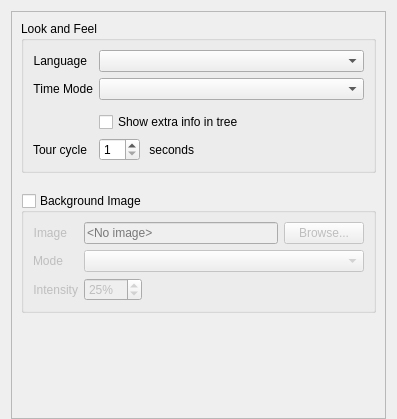
This is client/libclient/src/ui/widgets/local_settings/look_and_feel_preferences_widget.ui in networkoptix/nx_open as Qt 5 draws it before an edit. The edited form follows.
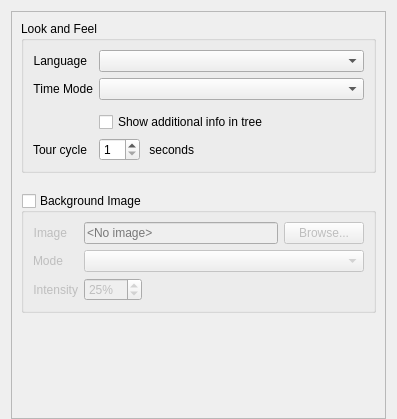
This is the edited form. Custom widgets are drawn as their Qt base class.

What changed in the file:
```diff
--- a/client/libclient/src/ui/widgets/local_settings/look_and_feel_preferences_widget.ui
+++ b/client/libclient/src/ui/widgets/local_settings/look_and_feel_preferences_widget.ui
@@ -139,7 +139,7 @@
           <item row="3" column="1">
            <widget class="QCheckBox" name="showIpInTreeCheckBox">
             <property name="text">
-             <string>Show extra info in tree</string>
+             <string>Show additional info in tree</string>
             </property>
            </widget>
           </item>
```
